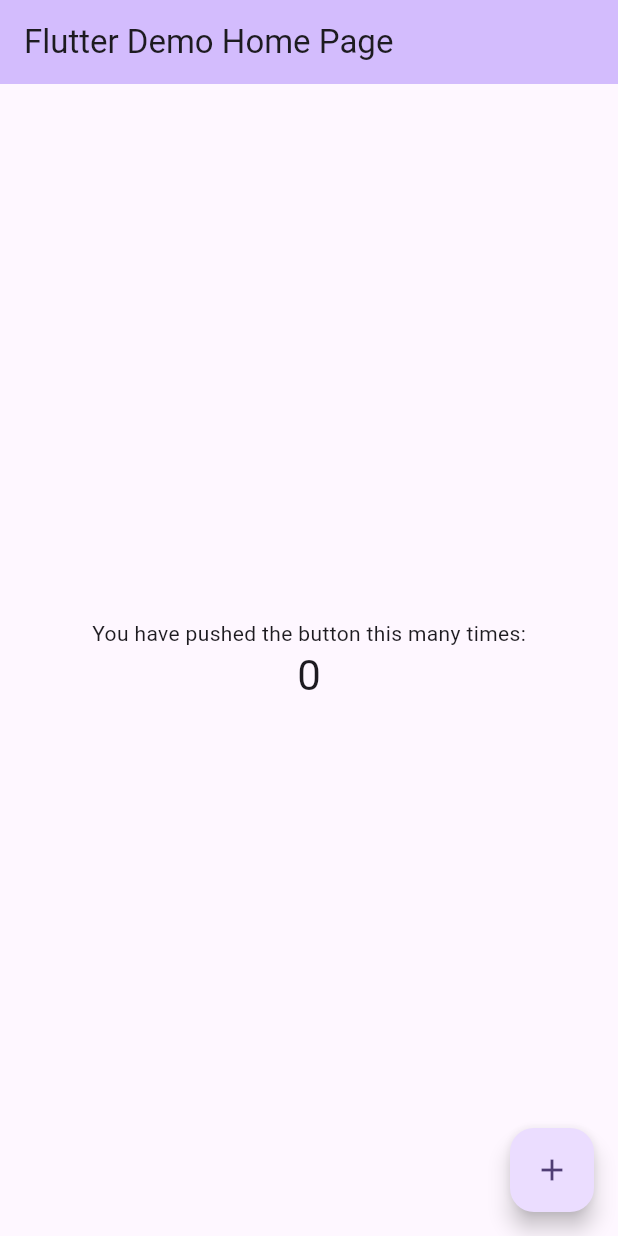
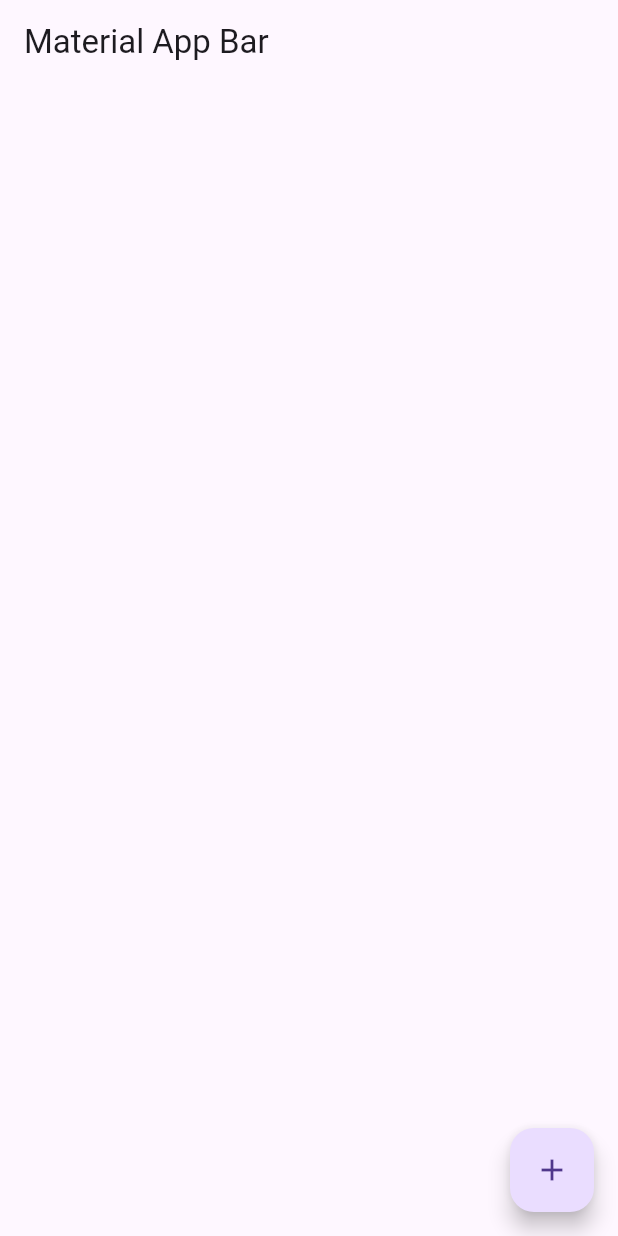
Before and after one commit to ochoa18/PruebaCorta2_62141205, a Flutter app: the screen it shows after launch, on a phone screen of 412 x 824 dp. Run offline on Flutter 3.47's test engine with Material 3 defaults, Android fonts, the phone set to English and light mode, and no system bars; our stand-ins replace firebase_core; accounts and stored records are empty; generated files the repository leaves out were written again.

Commit message:
Commit 3

```diff
--- a/flutter_pruebacorta_2/lib/main.dart
+++ b/flutter_pruebacorta_2/lib/main.dart
@@ -1,125 +1,37 @@
+import 'package:crud_firebase/screens/edit_data.dart';
 import 'package:flutter/material.dart';
+import 'package:firebase_core/firebase_core.dart';
+import 'firebase_options.dart';
 
-void main() {
+//screens//
+import 'screens/agg_data.dart';
+import 'screens/home_screen.dart';
+
+void main() async {
+  WidgetsFlutterBinding.ensureInitialized();
+  await Firebase.initializeApp(
+    options: DefaultFirebaseOptions.currentPlatform,
+  );
   runApp(const MyApp());
 }
 
+//
 class MyApp extends StatelessWidget {
   const MyApp({super.key});
 
-  // This widget is the root of your application.
   @override
   Widget build(BuildContext context) {
     return MaterialApp(
-      title: 'Flutter Demo',
-      theme: ThemeData(
-        // This is the theme of your application.
-        //
-        // TRY THIS: Try running your application with "flutter run". You'll see
-        // the application has a purple toolbar. Then, without quitting the app,
-        // try changing the seedColor in the colorScheme below to Colors.green
-        // and then invoke "hot reload" (save your changes or press the "hot
-        // reload" button in a Flutter-supported IDE, or press "r" if you used
-        // the command line to start the app).
-        //
-        // Notice that the counter didn't reset back to zero; the application
-        // state is not lost during the reload. To reset the state, use hot
-        // restart instead.
-        //
-        // This works for code too, not just values: Most code changes can be
-        // tested with just a hot reload.
-        colorScheme: ColorScheme.fromSeed(seedColor: Colors.deepPurple),
-        useMaterial3: true,
-      ),
-      home: const MyHomePage(title: 'Flutter Demo Home Page'),
+      title: 'MaterialApp',
+
+      //rutas
+      initialRoute: '/',
+      routes: {
+        '/': (context) => const Home(),
+        '/aggData': (context) => const AggData(),
+        '/editData': (context) => const EditData(),
+      },
+      //rutas
     );
   }
 }
-
-class MyHomePage extends StatefulWidget {
-  const MyHomePage({super.key, required this.title});
-
-  // This widget is the home page of your application. It is stateful, meaning
-  // that it has a State object (defined below) that contains fields that affect
-  // how it looks.
-
-  // This class is the configuration for the state. It holds the values (in this
-  // case the title) provided by the parent (in this case the App widget) and
-  // used by the build method of the State. Fields in a Widget subclass are
-  // always marked "final".
-
-  final String title;
-
-  @override
-  State<MyHomePage> createState() => _MyHomePageState();
-}
-
-class _MyHomePageState extends State<MyHomePage> {
-  int _counter = 0;
-
-  void _incrementCounter() {
-    setState(() {
-      // This call to setState tells the Flutter framework that something has
-      // changed in this State, which causes it to rerun the build method below
-      // so that the display can reflect the updated values. If we changed
-      // _counter without calling setState(), then the build method would not be
-      // called again, and so nothing would appear to happen.
-      _counter++;
-    });
-  }
-
-  @override
-  Widget build(BuildContext context) {
-    // This method is rerun every time setState is called, for instance as done
-    // by the _incrementCounter method above.
-    //
-    // The Flutter framework has been optimized to make rerunning build methods
-    // fast, so that you can just rebuild anything that needs updating rather
-    // than having to individually change instances of widgets.
-    return Scaffold(
-      appBar: AppBar(
-        // TRY THIS: Try changing the color here to a specific color (to
-        // Colors.amber, perhaps?) and trigger a hot reload to see the AppBar
-        // change color while the other colors stay the same.
-        backgroundColor: Theme.of(context).colorScheme.inversePrimary,
-        // Here we take the value from the MyHomePage object that was created by
-        // the App.build method, and use it to set our appbar title.
-        title: Text(widget.title),
-      ),
-      body: Center(
-        // Center is a layout widget. It takes a single child and positions it
-        // in the middle of the parent.
-        child: Column(
-          // Column is also a layout widget. It takes a list of children and
-          // arranges them vertically. By default, it sizes itself to fit its
-          // children horizontally, and tries to be as tall as its parent.
-          //
-          // Column has various properties to control how it sizes itself and
-          // how it positions its children. Here we use mainAxisAlignment to
-          // center the children vertically; the main axis here is the vertical
-          // axis because Columns are vertical (the cross axis would be
-          // horizontal).
-          //
-          // TRY THIS: Invoke "debug painting" (choose the "Toggle Debug Paint"
-          // action in the IDE, or press "p" in the console), to see the
-          // wireframe for each widget.
-          mainAxisAlignment: MainAxisAlignment.center,
-          children: <Widget>[
-            const Text(
-              'You have pushed the button this many times:',
-            ),
-            Text(
-              '$_counter',
-              style: Theme.of(context).textTheme.headlineMedium,
-            ),
-          ],
-        ),
-      ),
-      floatingActionButton: FloatingActionButton(
-        onPressed: _incrementCounter,
-        tooltip: 'Increment',
-        child: const Icon(Icons.add),
-      ), // This trailing comma makes auto-formatting nicer for build methods.
-    );
-  }
-}
--- /dev/null
+++ b/flutter_pruebacorta_2/lib/screens/home_screen.dart
@@ -0,0 +1,54 @@
+import 'package:crud_firebase/services/firebase_service.dart';
+import 'package:flutter/material.dart';
+
+class Home extends StatefulWidget {
+  const Home({
+    super.key,
+  });
+
+  @override
+  State<Home> createState() => _HomeState();
+}
+
+class _HomeState extends State<Home> {
+  @override
+  Widget build(BuildContext context) {
+    return Scaffold(
+      appBar: AppBar(
+        title: const Text('Material App Bar'),
+      ),
+      body: FutureBuilder(
+          future: getData(),
+          builder: ((context, snapshot) {
+            if (snapshot.hasData) {
+              return ListView.builder(
+                  itemCount: snapshot.data?.length,
+                  itemBuilder: ((context, index) {
+                    return ListTile(
+                        title: Text(snapshot.data?[index]['prueba']),
+                        onTap: (() async {
+                          await Navigator.pushNamed(context, '/editData',
+                              arguments: {
+                                "prueba": snapshot.data?[index]['prueba'],
+                                "uid": snapshot.data?[index]['uid'],
+                              });
+                          setState(() {});
+                        }));
+                  }));
+            } else {
+              return const Center(
+                child: CircularProgressIndicator(),
+              );
+            }
+          })),
+      floatingActionButton: FloatingActionButton(
+        onPressed: () async {
+          await Navigator.pushNamed(context, '/aggData');
+
+          setState(() {});
+        },
+        child: const Icon(Icons.add),
+      ),
+    );
+  }
+}
```
Also changed, not shown: flutter_pruebacorta_2/lib/screens/edit_data.dart (added, +46 -0 lines), flutter_pruebacorta_2/pubspec.yaml (+6 -75 lines), flutter_pruebacorta_2/pubspec.lock.
